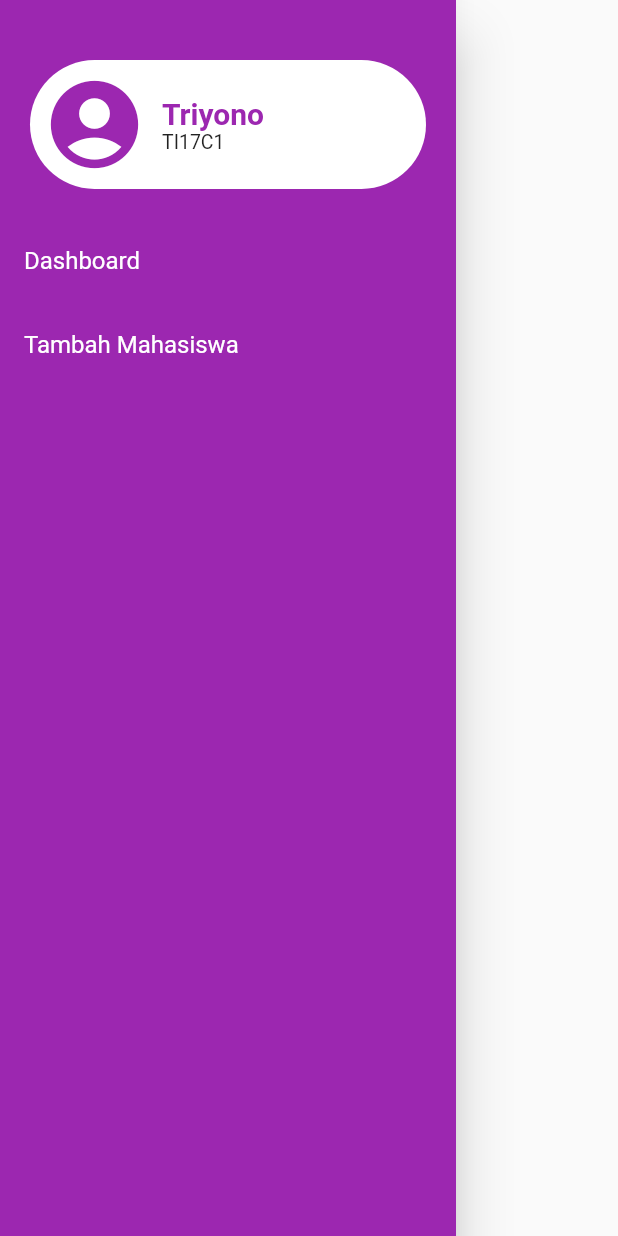
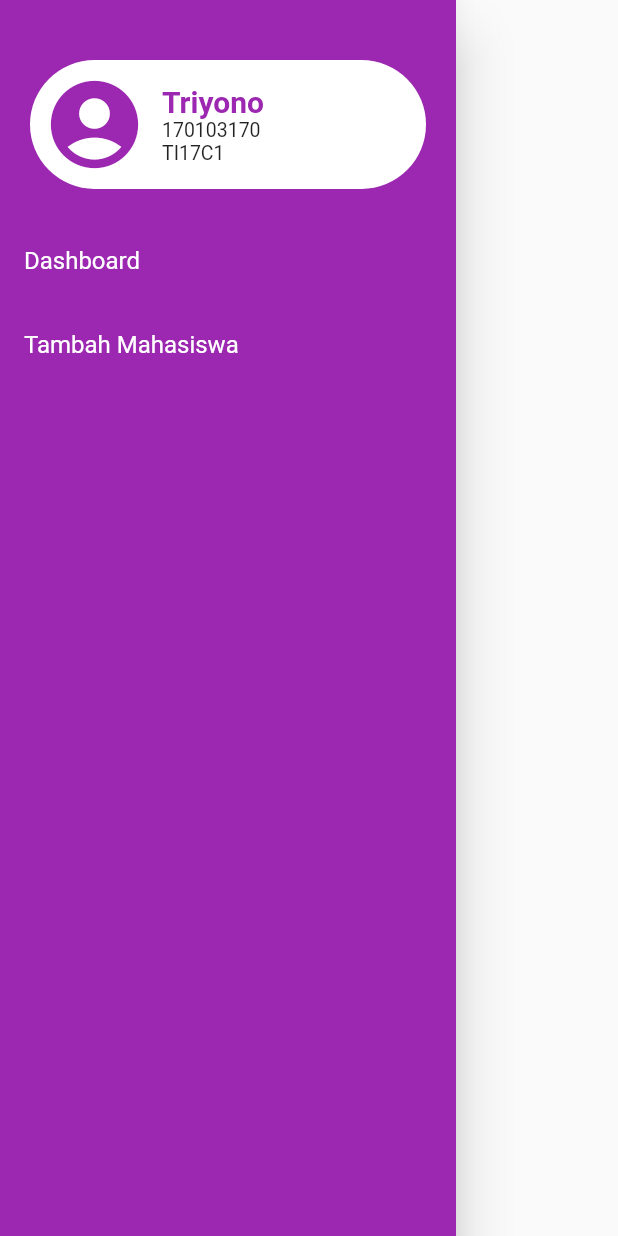
Before and after one commit to triyono777/tugas_kampus, a Flutter app: the TemplateDrawer widget shown alone on an empty page, opened directly, on a phone screen of 412 x 824 dp. Run offline on Flutter 3.47's test engine with Material 2 defaults, Android fonts, the phone set to English and light mode, and no system bars; our stand-ins replace fancy_bottom_navigation; network calls fail.

Commit message:
fix tampilan

```diff
--- a/lib/drawerTemplate.dart
+++ b/lib/drawerTemplate.dart
@@ -61,6 +61,13 @@ class _TemplateDrawerState extends State<TemplateDrawer> {
                               ),
                               Container(
                                 child: Text(
+                                  '170103170',
+                                  style: TextStyle(fontSize: 13),
+                                ),
+                                width: MediaQuery.of(context).size.width / 2.5,
+                              ),
+                              Container(
+                                child: Text(
                                   'TI17C1',
                                   style: TextStyle(fontSize: 13),
                                 ),
```
